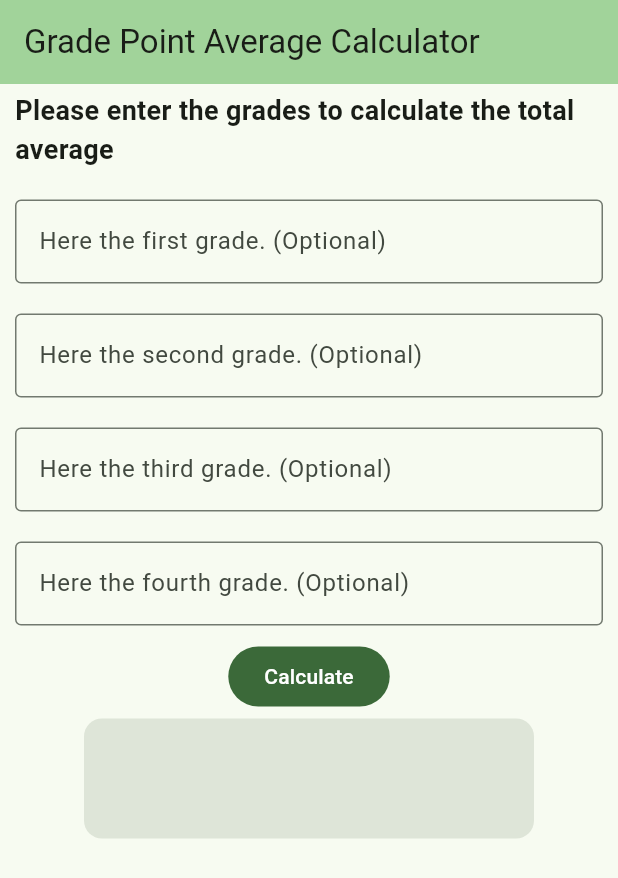
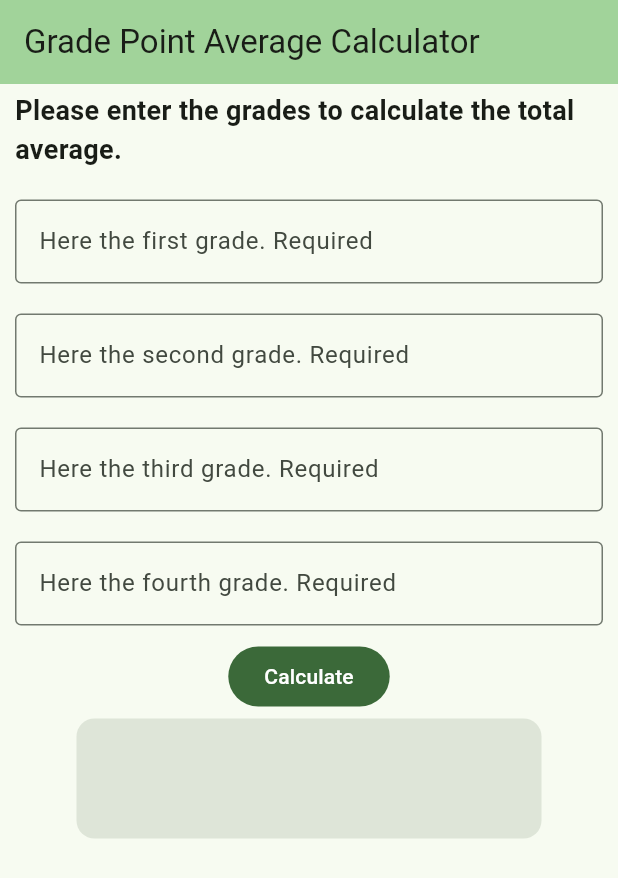
Before and after one commit to ssvef/gpa_calculator_ex, a Flutter app: the screen it shows after launch, after a tap on "Calculate", on a phone screen of 412 x 824 dp. Shown: the top 878 px of the screen. Run offline on Flutter 3.47's test engine with Material 2 defaults, Android fonts, the phone set to English and light mode, and no system bars.

Commit message:
Actualización de proyecto, se añaden logo y se mejoran funcionalidades.

```diff
--- a/lib/main.dart
+++ b/lib/main.dart
@@ -32,7 +32,7 @@ class MyHomePage extends StatefulWidget {
 }
 
 class _MyHomePageState extends State<MyHomePage> {
-  // Grades instruccions: >=0 and <2,9: R, >3 and <=5 :A
+  // Grades instruccions: >=0 and <2,9: F, >3 and <=5 :A
    final gradeone= TextEditingController();
    final gradetwo= TextEditingController();
    final gradethree= TextEditingController();
@@ -46,9 +46,9 @@ class _MyHomePageState extends State<MyHomePage> {
           double.parse(gradethree.text) + double.parse(gradefour.text)) / 4;
 
       if(_calculate >=0 && _calculate <2.9){
-      _msg="Your grade point average is: ${_calculate.toStringAsFixed(2)} You Reproved.";
-      }else if(_calculate >3 && _calculate <5){
-        _msg="Your grade point average is: ${_calculate.toStringAsFixed(2)} You approved.";}
+      _msg="Your grade point average is: ${_calculate.toStringAsFixed(2)}. You Failure.";
+      }else if(_calculate >=3 && _calculate <=5){
+        _msg="Your grade point average is: ${_calculate.toStringAsFixed(2)}.  You Approved.";}
       else {
         _msg="The values entered are incorrect. Keep in mind that you must enter grades between 0 and 5 points.";}
     });//SetState
@@ -74,7 +74,7 @@ class _MyHomePageState extends State<MyHomePage> {
           children: <Widget>[
             const Text(
               style: TextStyle(fontSize: 18, fontWeight: FontWeight.bold),
-              'Please enter the grades to calculate the total average',
+              'Please enter the grades to calculate the total average.',
             ),
             const SizedBox(
               height: 20.0,
@@ -84,7 +84,7 @@ class _MyHomePageState extends State<MyHomePage> {
               keyboardType: TextInputType.number,
               decoration: const InputDecoration(
                 border: OutlineInputBorder(),
-                labelText: "Here the first grade. (Optional)",
+                labelText: "Here the first grade. Required",
               ),
             ),
             const SizedBox(
@@ -95,7 +95,7 @@ class _MyHomePageState extends State<MyHomePage> {
               keyboardType: TextInputType.number,
               decoration: const InputDecoration(
                 border: OutlineInputBorder(),
-                labelText: "Here the second grade. (Optional)",
+                labelText: "Here the second grade. Required",
               ),
             ),
             const SizedBox(
@@ -106,7 +106,7 @@ class _MyHomePageState extends State<MyHomePage> {
               keyboardType: TextInputType.number,
               decoration: const InputDecoration(
                 border: OutlineInputBorder(),
-                labelText: "Here the third grade. (Optional)",
+                labelText: "Here the third grade. Required",
               ),
             ),
             const SizedBox(
@@ -117,7 +117,7 @@ class _MyHomePageState extends State<MyHomePage> {
               keyboardType: TextInputType.number,
               decoration: const InputDecoration(
                 border: OutlineInputBorder(),
-                labelText: "Here the fourth grade. (Optional)",
+                labelText: "Here the fourth grade. Required",
               ),
             ),
             const SizedBox(
@@ -131,11 +131,13 @@ class _MyHomePageState extends State<MyHomePage> {
               elevation: 0,
               color: Theme.of(context).colorScheme.surfaceVariant,
               child: SizedBox(
-                width: 300,
+                width: 310,
                 height: 80,
                 child: Center(
-                  child: Text(_msg),
-              ),
+                  child: Text(_msg,
+                    textAlign: TextAlign.center
+                  ),
+                ),
             ),
         ),
     ],
```
Also changed, not shown: 5 other files.
